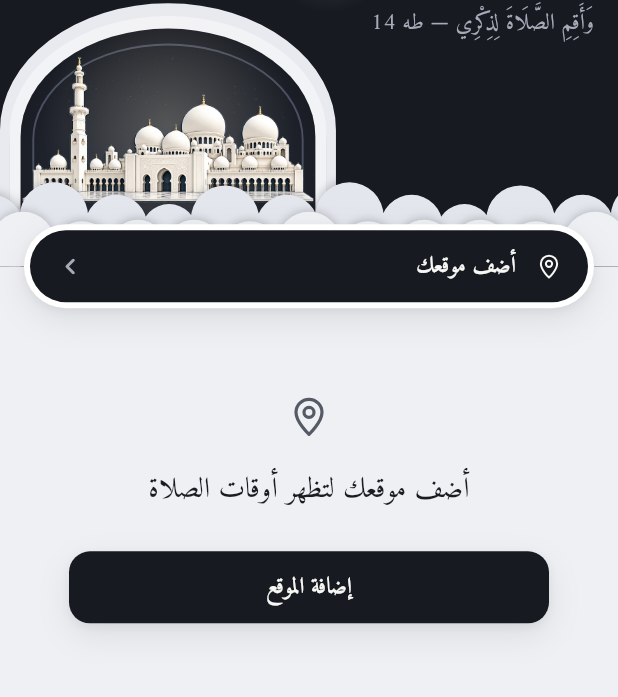
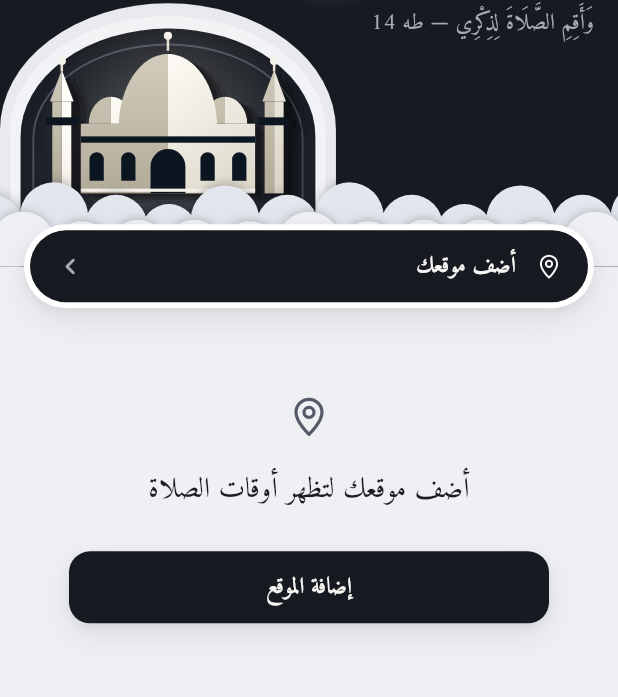
Before and after one commit to sidali-dev/Noor, a Flutter app: the AdhanScreen screen opened directly, on a phone screen of 412 x 824 dp, the part 114-811 px from its top. Run offline on Flutter 3.47's test engine with Material 3 defaults, Android fonts, the phone set to English and light mode, and no system bars; our stand-ins replace audioplayers, carousel_slider, csc_picker_plus, flutter_native_splash, flutter_svg, geocoding and 5 more; missing offline and left inert: alarm, flutter_qiblah, quran, workmanager; accounts and stored records are empty; project files that could hold a hidden picture were left out.

Commit message:
beta done

```diff
--- a/lib/generals/widgets/noor_hero.dart
+++ b/lib/generals/widgets/noor_hero.dart
@@ -37,16 +37,16 @@ const Map<String, List<(double, double, double)>> noorHeroStars = {
   ],
 };
 
-/// Art that keeps its orientation: the SVG or webp and its rect in the
+/// Art that keeps its orientation: the SVG and its rect in the
 /// 390 x 240 space, laid over the mirrored art at the same end of the band.
 const Map<String, (String, Rect)> _upright = {
   NoorArt.heroQuran: (
     NoorArt.objectQuran,
-    Rect.fromLTWH(204, 84, 160, 113.6),
+    Rect.fromLTWH(216, 84, 140, 117),
   ),
   NoorArt.heroPrayers: (
     NoorArt.objectMosque,
-    Rect.fromLTWH(187, 104, 194, 97),
+    Rect.fromLTWH(193, 80, 182, 121),
   ),
   NoorArt.qiblaSkyline: (
     NoorArt.qiblaKaaba,
@@ -267,22 +267,11 @@ class NoorHero extends StatelessWidget {
                                                 width: upright.$2.width * scale,
                                                 height:
                                                     upright.$2.height * scale,
-                                                child:
-                                                    upright.$1.endsWith('.webp')
-                                                        ? _raster(
-                                                            upright.$1,
-                                                            n.isDark
-                                                                ? Colors.black
-                                                                : n.window,
-                                                            n.isDark ? 2.4 : 1,
-                                                            rtl ? -3 : 3,
-                                                            scale,
-                                                          )
-                                                        : SvgPicture.asset(
-                                                            upright.$1,
-                                                            key: const ValueKey(
-                                                                'noor-hero-upright'),
-                                                          ),
+                                                child: SvgPicture.asset(
+                                                  upright.$1,
+                                                  key: const ValueKey(
+                                                      'noor-hero-upright'),
+                                                ),
                                               ),
                                             ],
                                           ),
@@ -370,47 +359,6 @@ class NoorHero extends StatelessWidget {
     );
   }
 
-  /// A raster object with the stepped shadow the vector ones cast on the niche
-  /// wall: three offset copies of its silhouette, nearest the darkest. [dx] is
-  /// negative in RTL, where the moon, and so the light, is on the other side.
-  static Widget _raster(
-    String asset,
-    Color tint,
-    double strength,
-    double dx,
-    double scale,
-  ) {
-    Widget image() => Image.asset(
-          asset,
-          fit: BoxFit.contain,
-          filterQuality: FilterQuality.medium,
-        );
-    // Apart from the stars' twinkle, so the filters do not recomposite on it.
-    return RepaintBoundary(
-      child: Stack(
-        clipBehavior: Clip.none,
-        fit: StackFit.expand,
-        children: [
-          for (final (k, a) in const [(1.0, .05), (.62, .06), (.3, .08)])
-            Transform.translate(
-              offset: Offset(dx * k * scale, 5 * k * scale),
-              child: ColorFiltered(
-                colorFilter: ColorFilter.mode(
-                  tint.withValues(alpha: a * strength),
-                  BlendMode.srcIn,
-                ),
-                child: image(),
-              ),
-            ),
-          KeyedSubtree(
-            key: const ValueKey('noor-hero-upright'),
-            child: image(),
-          ),
-        ],
-      ),
-    );
-  }
-
   Widget _titleBlock(BuildContext context, bool short) {
     final n = context.noor;
     final gap = SizedBox(width: leading == null ? 0 : NoorSpace.s2 + 2);
--- a/lib/utils/constants/image_strings.dart
+++ b/lib/utils/constants/image_strings.dart
@@ -32,8 +32,8 @@ abstract final class NoorArt {
   static const String qiblaKaaba = 'assets/images/art/qibla_kaaba.svg';
 
   /// Raster objects laid over the Prayers and Quran heroes by [NoorHero].
-  static const String objectMosque = 'assets/images/art/object_mosque.webp';
-  static const String objectQuran = 'assets/images/art/object_quran.webp';
+  static const String objectMosque = 'assets/images/art/object_mosque.svg';
+  static const String objectQuran = 'assets/images/art/object_quran.svg';
 
   /// Bases precached by the custom splash.
   static const List<String> heroes = [
```
Also changed, not shown: assets/images/art/object_mosque.svg (added), assets/images/art/object_mosque.webp (deleted), assets/images/art/object_quran.svg (added), assets/images/art/object_quran.webp (deleted), 1 other file.
